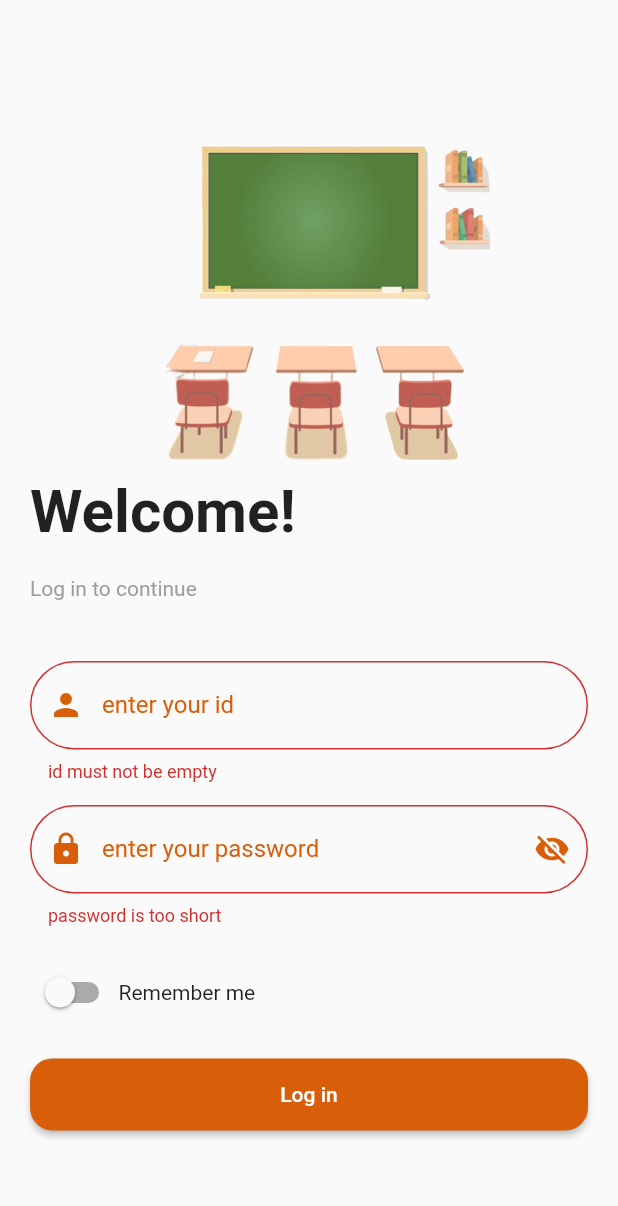
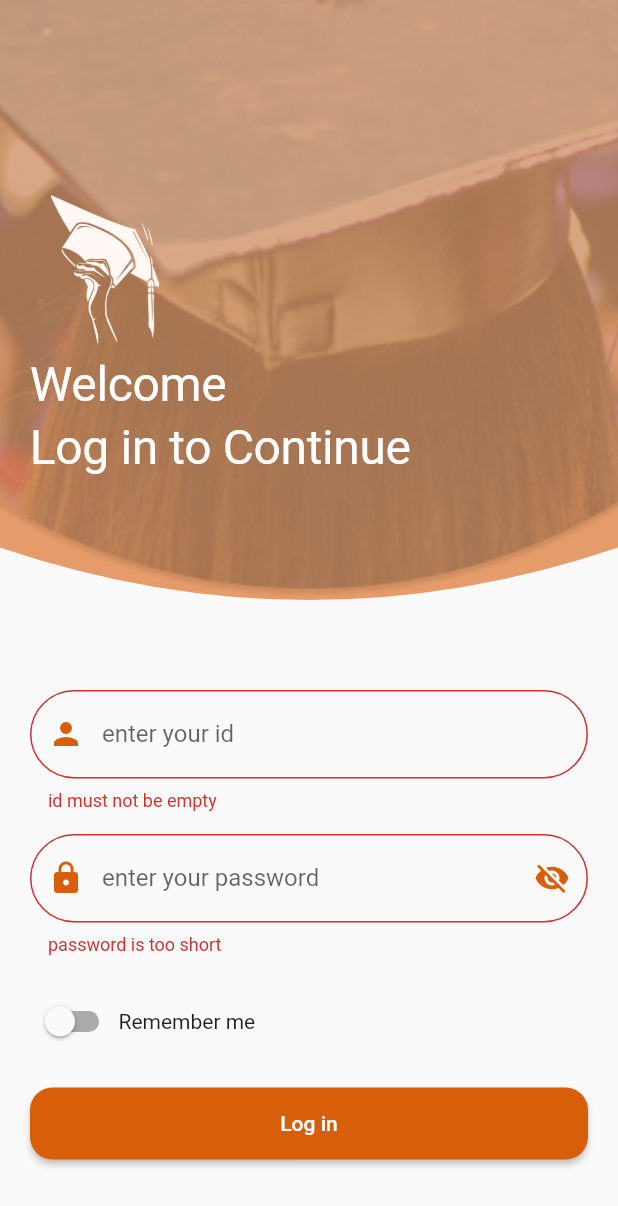
Before and after one commit to Rahma-Osama/the_centers, a Flutter app: the screen it shows after launch, after a tap on "Log in", on a phone screen of 412 x 824 dp. Shown: the top 1206 px of the screen. Run offline on Flutter 3.47's test engine with Material 2 defaults, Android fonts, the phone set to English and light mode, and no system bars; our stand-ins replace animated_text_kit, bloc, flutter_bloc, shared_preferences; missing offline and left inert: qr_code_scanner; Roboto replaces fonts that are missing (Poppins).

Commit message:
modify ui2

```diff
--- /dev/null
+++ b/lib/core/shared_widget/appbar.dart
@@ -0,0 +1,50 @@
+import 'package:flutter/material.dart';
+import 'package:the_center/constants.dart';
+
+class AppBarCustom extends StatelessWidget implements PreferredSizeWidget {
+  const AppBarCustom({Key? key}) : super(key: key);
+
+  @override
+  Size get preferredSize => const Size.fromHeight(kToolbarHeight);
+
+  @override
+  Widget build(BuildContext context) {
+    return AppBar(
+      toolbarHeight: 200,
+      backgroundColor: Colors.transparent,
+      elevation: 0.0,
+      flexibleSpace: Column(
+        crossAxisAlignment: CrossAxisAlignment.start,
+        children: <Widget>[
+          Expanded( // Wrap CustomPaint with Expanded
+            child: CustomPaint(
+              painter: ShapesPainter(),
+              child: Container(),
+            ),
+          ),
+        ],
+      ),
+    );
+  }
+}
+
+const double _kCurveHeight = 35;
+
+class ShapesPainter extends CustomPainter {
+  @override
+  void paint(Canvas canvas, Size size) {
+    final p = Path();
+    p.lineTo(0, size.height - _kCurveHeight);
+    p.relativeQuadraticBezierTo(
+        size.width / 2, 2 * _kCurveHeight, size.width, 0);
+    p.lineTo(size.width, 0);
+    p.close();
+
+    canvas.drawPath(p, Paint()..color = kPrimaryColor);
+  }
+
+  @override
+  bool shouldRepaint(CustomPainter oldDelegate) {
+    return true;
+  }
+}
--- a/lib/core/shared_widget/default_text.dart
+++ b/lib/core/shared_widget/default_text.dart
@@ -25,7 +25,6 @@ Widget defaultText({
   obscureText: isObscure,
   decoration:  InputDecoration(
     labelText: label,
-    labelStyle: TextStyle(color: kPrimaryColor),
     hintText: hint,
     prefixIcon: Icon(prefix , color: kPrimaryColor),
     suffixIcon: suffix!=null ? IconButton(
--- /dev/null
+++ b/lib/core/utilies/styles.dart
@@ -0,0 +1,12 @@
+import 'package:flutter/material.dart';
+
+abstract class Styles{
+  static const textStyle32 = TextStyle(
+  color: Colors.white,
+  fontSize: 32,
+  fontFamily: 'Poppins',
+  fontWeight: FontWeight.w400,
+  height: 0.69,
+  letterSpacing: -0.24,
+  );
+}
--- a/lib/features/log_in/presentation/views/log_in view.dart
+++ b/lib/features/log_in/presentation/views/log_in view.dart
@@ -1,4 +1,6 @@
 import 'package:flutter/material.dart';
+import 'package:the_center/constants.dart';
+import 'package:the_center/core/utilies/styles.dart';
 import 'package:the_center/features/log_in/presentation/views/widgets/login_body.dart';
 
 class LoginView extends StatelessWidget {
@@ -6,10 +8,96 @@ class LoginView extends StatelessWidget {
 
   @override
   Widget build(BuildContext context) {
-    return const SafeArea(
+    double screenWidth = MediaQuery.of(context).size.width;
+
+    double leftPosition = screenWidth >= 600 ? 50 : 20;
+
+    double topPosition = screenWidth >= 600 ? 100 : 130;
+
+    return SafeArea(
       child: Scaffold(
-      body: LoginBody(),
+        body: SingleChildScrollView(
+          child: Stack(
+            children: [
+              CustomPaint(
+                painter: ShapesPainter(),
+                child: ClipPath(
+                  clipper: ShapeClipper(), // Use the custom clipper to clip the image
+                  child: Container(
+                    height: 400,
+                    width: double.infinity,
+                    decoration: BoxDecoration(
+                      image: DecorationImage(
+                        image: AssetImage('assets/images/Ellipse 3934.png'),
+                        fit: BoxFit.cover,
+                      ),
+                    ),
+                  ),
+                ),
+              ),
+              Positioned(
+                top: topPosition,
+                left: leftPosition,
+                child: Column(
+                  crossAxisAlignment: CrossAxisAlignment.start,
+                  children: [
+                    Image.asset('assets/images/cap.png', width: 100, height: 100),
+                    SizedBox(height: 20),
+                    Text('Welcome', style: Styles.textStyle32),
+                    SizedBox(height: 20),
+                    Text('Log in to Continue', style: Styles.textStyle32),
+                  ],
+                ),
+              ),
+              Column(
+                crossAxisAlignment: CrossAxisAlignment.start,
+                children: <Widget>[
+                  SizedBox(height: 400),
+                  LoginBody(),
+                ],
+              ),
+            ],
+          ),
+        ),
       ),
     );
   }
 }
+
+const double _kCurveHeight = 35;
+
+class ShapesPainter extends CustomPainter {
+  @override
+  void paint(Canvas canvas, Size size) {
+    final p = Path();
+    p.lineTo(0, size.height - _kCurveHeight);
+    p.relativeQuadraticBezierTo(
+        size.width / 2, 2 * _kCurveHeight, size.width, 0);
+    p.lineTo(size.width, 0);
+    p.close();
+
+    canvas.drawPath(p, Paint()..color = kPrimaryColor.withOpacity(0.6)); // Use opacity to make it transparent
+  }
+
+  @override
+  bool shouldRepaint(CustomPainter oldDelegate) {
+    return true;
+  }
+}
+
+class ShapeClipper extends CustomClipper<Path> {
+  @override
+  Path getClip(Size size) {
+    final path = Path();
+    path.lineTo(0, size.height - _kCurveHeight);
+    path.relativeQuadraticBezierTo(size.width / 2, 2 * _kCurveHeight, size.width, 0);
+    path.lineTo(size.width, 0);
+    path.close();
+    return path;
+  }
+
+  @override
+  bool shouldReclip(CustomClipper<Path> oldClipper) {
+    return false;
+  }
+}
--- a/lib/features/log_in/presentation/views/widgets/login_body.dart
+++ b/lib/features/log_in/presentation/views/widgets/login_body.dart
@@ -61,36 +61,36 @@ class _LoginBodyState extends State<LoginBody> {
                     child: Column(
                       mainAxisAlignment: MainAxisAlignment.center,
                       children: [
-                        Container(
-                          alignment: Alignment.topCenter,
-                          child:
-                          Image.asset(
-                            'assets/images/icon.png',
-                            height: MediaQuery.of(context).size.height*.3,
-                          ),
-                        ),
-                        const Row(
-                          children: [
-                            Text(
-                              'Welcome!',
-                              style: TextStyle(
-                                fontSize: 40.0,
-                                fontWeight: FontWeight.bold,
-                              ),
-                            ),
-                            SizedBox(width: 5,),
-                          ],
-                        ),
-                        const SizedBox(
-                          height: 20,
-                        ),
-                        const Align(
-                          alignment: Alignment.centerLeft,
-                          child: Text(
-                            'Log in to continue',
-                            style: TextStyle(color: Colors.grey),
-                          ),
-                        ),
+                        // Container(
+                        //   alignment: Alignment.topCenter,
+                        //   child:
+                        //   Image.asset(
+                        //     'assets/images/icon.png',
+                        //     height: MediaQuery.of(context).size.height*.3,
+                        //   ),
+                        // ),
+                        // const Row(
+                        //   children: [
+                        //     Text(
+                        //       'Welcome!',
+                        //       style: TextStyle(
+                        //         fontSize: 40.0,
+                        //         fontWeight: FontWeight.bold,
+                        //       ),
+                        //     ),
+                        //     SizedBox(width: 5,),
+                        //   ],
+                        // ),
+                        // const SizedBox(
+                        //   height: 20,
+                        // ),
+                        // const Align(
+                        //   alignment: Alignment.centerLeft,
+                        //   child: Text(
+                        //     'Log in to continue',
+                        //     style: TextStyle(color: Colors.grey),
+                        //   ),
+                        // ),
                         const SizedBox(
                           height: 40.0,
                         ),
--- a/lib/main.dart
+++ b/lib/main.dart
@@ -1,6 +1,7 @@
 import 'package:flutter/material.dart';
 import 'package:flutter_bloc/flutter_bloc.dart';
 import 'package:shared_preferences/shared_preferences.dart';
+import 'package:the_center/features/log_in/presentation/views/log_in%20view.dart';
 import 'package:the_center/features/qr_code/presentation/views/qr_view.dart';
 import 'package:the_center/features/splash_screen/presentation/views/splash_view.dart';
 
@@ -41,7 +42,8 @@ class MyApp extends StatelessWidget {
 
       child:  MaterialApp(
         debugShowCheckedModeBanner: false,
-        home: token != "empty" && remember==true? const  QrView(): const  SplashView() ,
+        home: LoginView(),
+        // token != "empty" && remember==true? const  QrView(): const  SplashView() ,
       ),
     );
   }
--- a/pubspec.yaml
+++ b/pubspec.yaml
@@ -49,7 +49,7 @@ dependencies:
 flutter_launcher_icons:
   android: true
   ios: true
-  image_path: "assets/images/icon.png"
+  image_path: "assets/images/cap.png"
 
 
 dev_dependencies:
```
Also changed, not shown: assets/images/Ellipse 3933.png (added), assets/images/Ellipse 3934.png (added).
